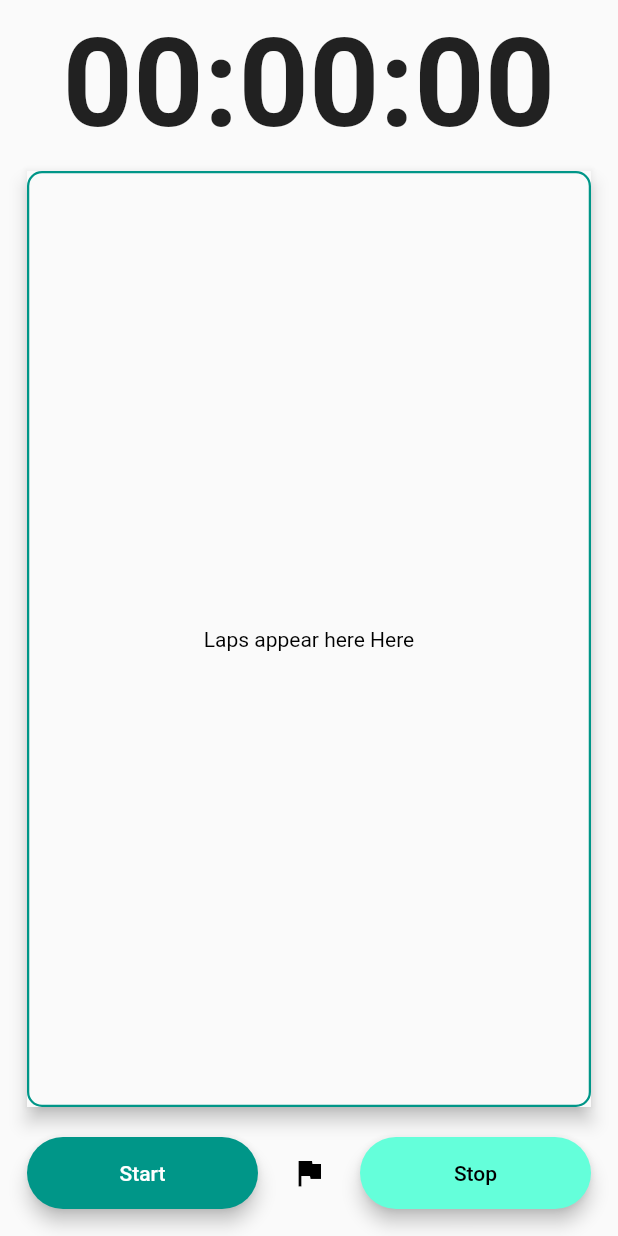
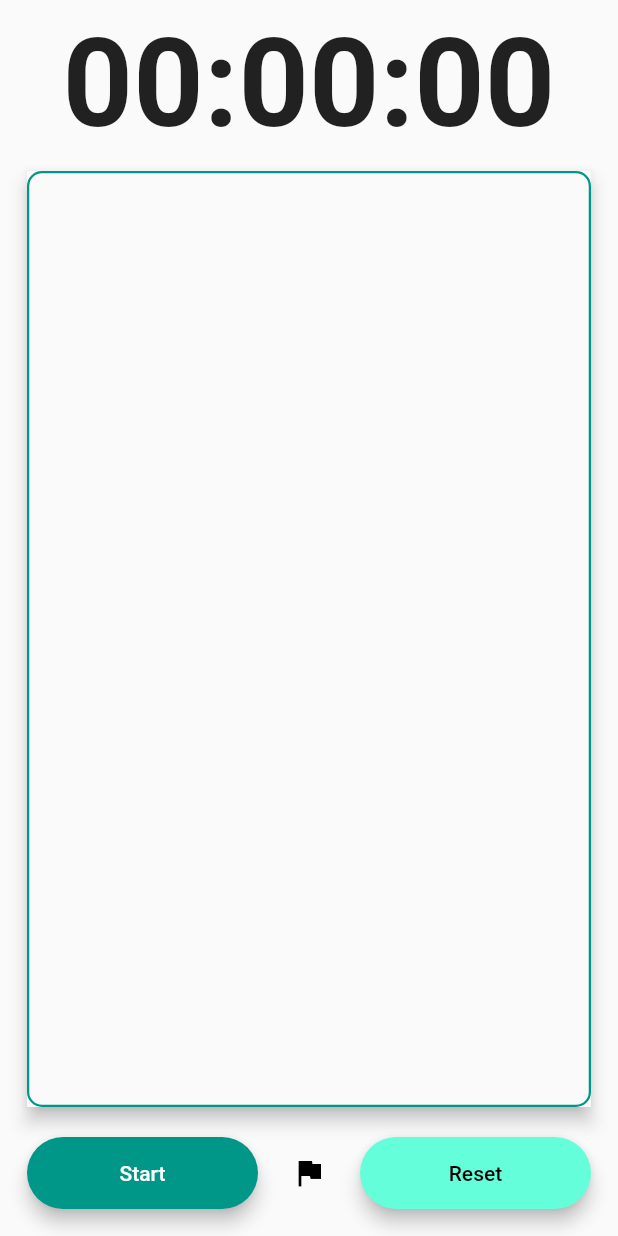
Before and after one commit to mjk22071998/flutter_alarm_clock, a Flutter app: the StopWatch widget shown alone on an empty page, opened directly, on a phone screen of 412 x 824 dp. Run offline on Flutter 3.47's test engine with Material 2 defaults, Android fonts, the phone set to English and light mode, and no system bars.

Commit message:
Stopwatch done

```diff
--- a/lib/tabs/stopwatch.dart
+++ b/lib/tabs/stopwatch.dart
@@ -32,6 +32,7 @@ class _StopWatchState extends State<StopWatch> {
       digitHours = "00";
       digitMinutes = "00";
       digitSeconds = "00";
+      laps.clear();
       started = false;
     });
   }
@@ -45,7 +46,7 @@ class _StopWatchState extends State<StopWatch> {
 
   void start() {
     started = true;
-    timer = Timer.periodic(Duration(seconds: 1), (timer) {
+    timer = Timer.periodic(const Duration(seconds: 1), (timer) {
       int localSeconds = seconds + 1;
       int localMinutes = minutes;
       int localHours = hours;
@@ -61,9 +62,9 @@ class _StopWatchState extends State<StopWatch> {
         seconds = localSeconds;
         minutes = localMinutes;
         hours = localHours;
-        digitSeconds = (seconds > 10) ? "$seconds" : "0$seconds";
-        digitMinutes = (minutes > 10) ? "$minutes" : "0$minutes";
-        digitHours = (hours > 10) ? "$hours" : "0$hours";
+        digitSeconds = (seconds >= 10) ? "$seconds" : "0$seconds";
+        digitMinutes = (minutes >= 10) ? "$minutes" : "0$minutes";
+        digitHours = (hours >= 10) ? "$hours" : "0$hours";
       });
     });
   }
@@ -82,10 +83,11 @@ class _StopWatchState extends State<StopWatch> {
           mainAxisAlignment: MainAxisAlignment.spaceEvenly,
           crossAxisAlignment: CrossAxisAlignment.stretch,
           children: [
-            const Center(
+            Center(
                 child: Text(
-              "00:00:00",
-              style: TextStyle(fontSize: 82.0, fontWeight: FontWeight.w600),
+              "$digitHours:$digitMinutes:$digitSeconds",
+              style:
+                  const TextStyle(fontSize: 82.0, fontWeight: FontWeight.w600),
             )),
             Expanded(
               child: Container(
@@ -99,11 +101,32 @@ class _StopWatchState extends State<StopWatch> {
                       border: Border.all(color: Colors.teal, width: 1.5),
                       borderRadius: BorderRadius.circular(10.0),
                     ),
-                    child: const Center(
-                      child: Text(
-                        "Laps appear here Here",
-                        style: TextStyle(color: Colors.black),
-                      ),
+                    child: ListView.builder(
+                      itemCount: laps.length,
+                      itemBuilder: (context, index) {
+                        return Container(
+                          margin: const EdgeInsets.all(10.0),
+                          child: Row(
+                            mainAxisAlignment: MainAxisAlignment.spaceEvenly,
+                            children: [
+                              Text(
+                                "Lap No. " + (index + 1).toString(),
+                                style: const TextStyle(
+                                  color: Colors.black,
+                                  fontSize: 20.0,
+                                ),
+                              ),
+                              Text(
+                                laps[index],
+                                style: const TextStyle(
+                                  color: Colors.black,
+                                  fontSize: 20.0,
+                                ),
+                              ),
+                            ],
+                          ),
+                        );
+                      },
                     ),
                   ),
                 ),
@@ -118,10 +141,12 @@ class _StopWatchState extends State<StopWatch> {
                     margin: const EdgeInsets.all(10.0),
                     child: Expanded(
                       child: ElevatedButton(
-                        onPressed: () {},
-                        child: const Padding(
-                          padding: EdgeInsets.all(16.0),
-                          child: Text("Start"),
+                        onPressed: () {
+                          (started) ? stop() : start();
+                        },
+                        child: Padding(
+                          padding: const EdgeInsets.all(16.0),
+                          child: Text((started) ? "Pause" : "Start"),
                         ),
                         style: ElevatedButton.styleFrom(
                           shape: const StadiumBorder(),
@@ -132,7 +157,9 @@ class _StopWatchState extends State<StopWatch> {
                   ),
                 ),
                 IconButton(
-                  onPressed: () {},
+                  onPressed: () {
+                    addLaps();
+                  },
                   icon: const Icon(Icons.flag),
                   color: Colors.black,
                 ),
@@ -141,11 +168,13 @@ class _StopWatchState extends State<StopWatch> {
                     margin: const EdgeInsets.all(10.0),
                     child: Expanded(
                       child: ElevatedButton(
-                        onPressed: () {},
+                        onPressed: () {
+                          reset();
+                        },
                         child: const Padding(
                           padding: EdgeInsets.all(16.0),
                           child: Text(
-                            "Stop",
+                            "Reset",
                             style: TextStyle(color: Colors.black),
                           ),
                         ),
```
